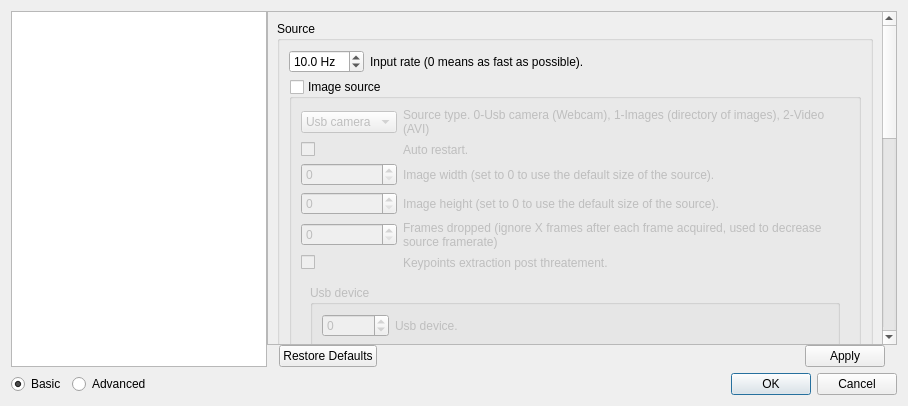
Old version of the form guilib/src/ui/preferencesDialog.ui in the repository introlab/rtabmap.
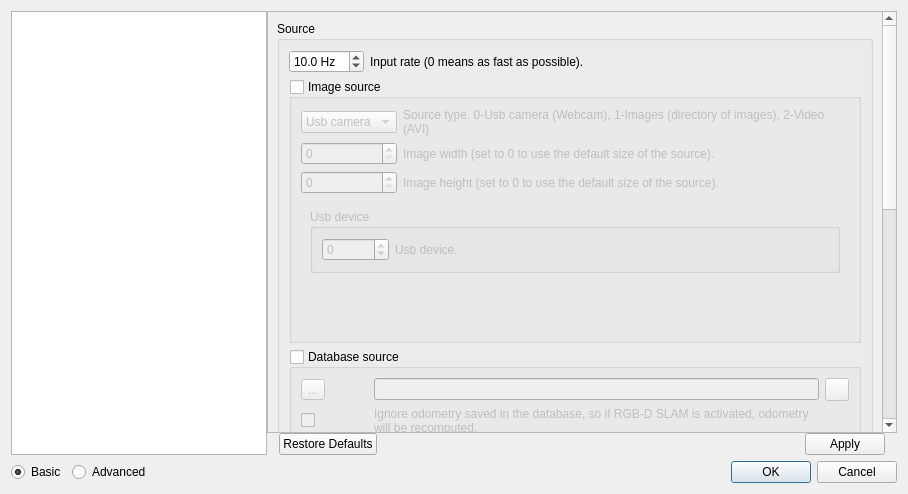
New version of the form. Icons and pictures are not drawn. Custom widgets are drawn as their Qt base class.

Commit message: Refactoring CameraRGBD class (now including OpenNI, OpenNI2, OpenNI from OpenCV and Freenect) Added tool to test RGB-D camera: rtabmap-rgbd_camera Fixed Freenect corrupted depth image (after some time)

Diff of the .ui file:
```diff
--- a/guilib/src/ui/preferencesDialog.ui
+++ b/guilib/src/ui/preferencesDialog.ui
@@ -7,7 +7,7 @@
     <x>0</x>
     <y>0</y>
     <width>908</width>
-    <height>406</height>
+    <height>494</height>
    </rect>
   </property>
   <property name="sizePolicy">
@@ -63,9 +63,9 @@
           <property name="geometry">
            <rect>
             <x>0</x>
-            <y>-331</y>
-            <width>609</width>
-            <height>657</height>
+            <y>0</y>
+            <width>707</width>
+            <height>752</height>
            </rect>
           </property>
           <layout class="QVBoxLayout" name="verticalLayout_16">
@@ -1363,21 +1363,7 @@
                            </property>
                           </widget>
                          </item>
-                         <item row="1" column="0">
-                          <widget class="QCheckBox" name="general_checkBox_autoRestart">
-                           <property name="text">
-                            <string/>
-                           </property>
-                          </widget>
-                         </item>
                          <item row="1" column="1">
-                          <widget class="QLabel" name="label_6">
-                           <property name="text">
-                            <string>Auto restart.</string>
-                           </property>
-                          </widget>
-                         </item>
-                         <item row="2" column="1">
                           <widget class="QLabel" name="label_10">
                            <property name="text">
                             <string>Image width (set to 0 to use the default size of the source).</string>
@@ -1387,7 +1373,7 @@
                            </property>
                           </widget>
                          </item>
-                         <item row="3" column="1">
+                         <item row="2" column="1">
                           <widget class="QLabel" name="label_11">
                            <property name="text">
                             <string>Image height (set to 0 to use the default size of the source).</string>
@@ -1397,7 +1383,7 @@
                            </property>
                           </widget>
                          </item>
-                         <item row="2" column="0">
+                         <item row="1" column="0">
                           <widget class="QSpinBox" name="source_spinBox_imgWidth">
                            <property name="minimum">
                             <number>0</number>
@@ -1413,7 +1399,7 @@
                            </property>
                           </widget>
                          </item>
-                         <item row="3" column="0">
+                         <item row="2" column="0">
                           <widget class="QSpinBox" name="source_spinBox_imgheight">
                            <property name="minimum">
                             <number>0</number>
@@ -1429,46 +1415,6 @@
                            </property>
                           </widget>
                          </item>
-                         <item row="5" column="0">
-                          <widget class="QCheckBox" name="general_checkBox_cameraKeypoints">
-                           <property name="text">
-                            <string/>
-                           </property>
-                          </widget>
-                         </item>
-                         <item row="5" column="1">
-                          <widget class="QLabel" name="label_13">
-                           <property name="text">
-                            <string>Keypoints extraction post threatement.</string>
-                           </property>
-                          </widget>
-                         </item>
-                         <item row="4" column="1">
-                          <widget class="QLabel" name="label_128">
-                           <property name="text">
-                            <string>Frames dropped (ignore X frames after each frame acquired, used to decrease source framerate)</string>
-                           </property>
-                           <property name="wordWrap">
-                            <bool>true</bool>
-                           </property>
-                          </widget>
-                         </item>
-                         <item row="4" column="0">
-                          <widget class="QSpinBox" name="source_spinBox_framesDropped">
-                           <property name="minimum">
-                            <number>0</number>
-                           </property>
-                           <property name="maximum">
-                            <number>999999999</number>
-                           </property>
-                           <property name="singleStep">
-                            <number>1</number>
-                           </property>
-                           <property name="value">
-                            <number>0</number>
-                           </property>
-                          </widget>
-                         </item>
                         </layout>
                        </item>
                        <item>
```
The commit also changes 24 other files.
